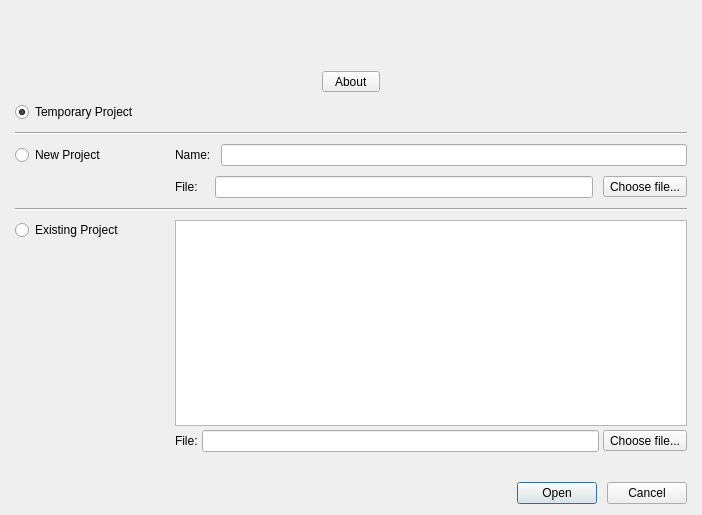
This is sub3suite/src/Dialogs/StartupDialog.ui in 3nock/OTE as Qt 5 draws it before an edit. The edited form follows.
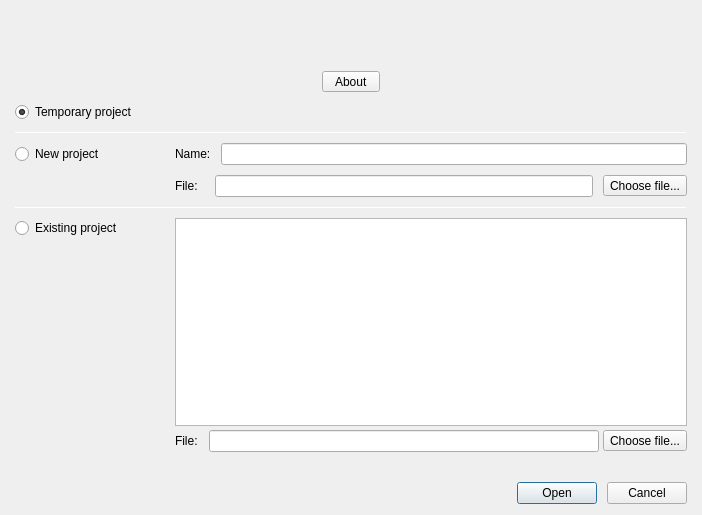
This is the edited form. Icons and pictures are not drawn.

Commit message: added compression of project file

The edit to the form file:
```diff
--- a/sub3suite/src/Dialogs/StartupDialog.ui
+++ b/sub3suite/src/Dialogs/StartupDialog.ui
@@ -717,7 +717,7 @@
    <item>
     <widget class="QRadioButton" name="radioButtonTemporary">
      <property name="text">
-      <string>Temporary Project</string>
+      <string>Temporary project</string>
      </property>
      <property name="checked">
       <bool>true</bool>
@@ -729,7 +729,7 @@
      <property name="maximumSize">
       <size>
        <width>16777215</width>
-       <height>2</height>
+       <height>1</height>
       </size>
      </property>
      <property name="orientation">
@@ -750,7 +750,7 @@
           </size>
          </property>
          <property name="text">
-          <string>New Project</string>
+          <string>New project</string>
          </property>
         </widget>
        </item>
@@ -834,7 +834,7 @@
      <property name="maximumSize">
       <size>
        <width>16777215</width>
-       <height>2</height>
+       <height>1</height>
       </size>
      </property>
      <property name="orientation">
@@ -855,7 +855,7 @@
           </size>
          </property>
          <property name="text">
-          <string>Existing Project</string>
+          <string>Existing project</string>
          </property>
         </widget>
        </item>
@@ -922,7 +922,7 @@
            </property>
            <property name="minimumSize">
             <size>
-             <width>0</width>
+             <width>30</width>
              <height>0</height>
             </size>
            </property>
```
Left out of the diff: 12 changed lines with no effect on the pictures. The commit also changes 15 other files.
